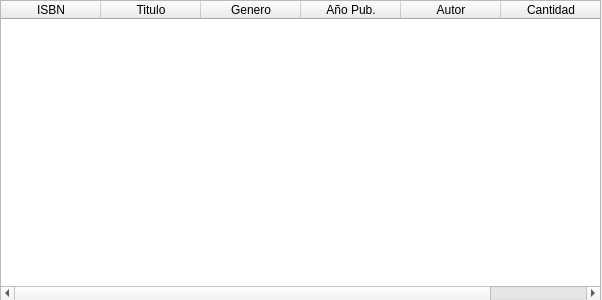
The window that Frontend/ResultadosBusqueda/resultadosbusqueda.ui (Diegoso2003/BibliotecaMagicaEDDPro1) describes before a commit, drawn with Qt 5.
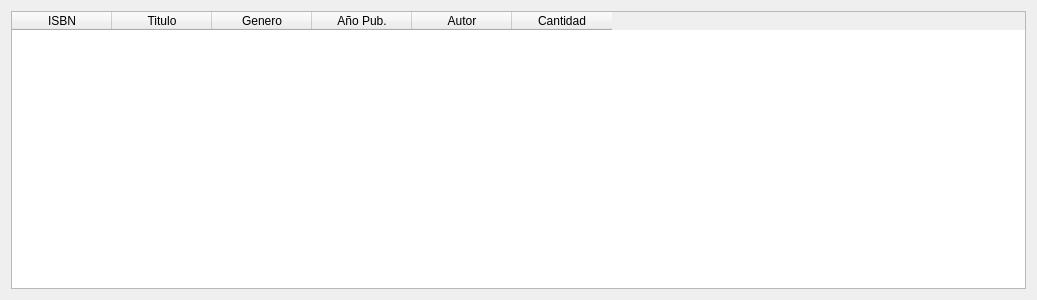
The same window after the commit.

The edit to the form file:
```diff
--- a/Frontend/ResultadosBusqueda/resultadosbusqueda.ui
+++ b/Frontend/ResultadosBusqueda/resultadosbusqueda.ui
@@ -6,22 +6,28 @@
    <rect>
     <x>0</x>
     <y>0</y>
-    <width>602</width>
+    <width>1037</width>
     <height>300</height>
    </rect>
   </property>
+  <property name="minimumSize">
+   <size>
+    <width>1037</width>
+    <height>300</height>
+   </size>
+  </property>
+  <property name="maximumSize">
+   <size>
+    <width>1037</width>
+    <height>16777215</height>
+   </size>
+  </property>
   <property name="windowTitle">
    <string>Resultados</string>
   </property>
-  <widget class="QTableWidget" name="tableWidget">
-   <property name="geometry">
-    <rect>
-     <x>0</x>
-     <y>0</y>
-     <width>601</width>
-     <height>301</height>
-    </rect>
-   </property>
+  <layout class="QVBoxLayout" name="verticalLayout">
+   <item>
+    <widget class="QTableWidget" name="tablaResultados">
    <property name="sizeAdjustPolicy">
     <enum>QAbstractScrollArea::SizeAdjustPolicy::AdjustToContents</enum>
    </property>
@@ -56,6 +62,8 @@
     </property>
    </column>
   </widget>
+   </item>
+  </layout>
  </widget>
  <resources/>
  <connections/>
```
Lines whose indentation alone changed are shown as unchanged.
